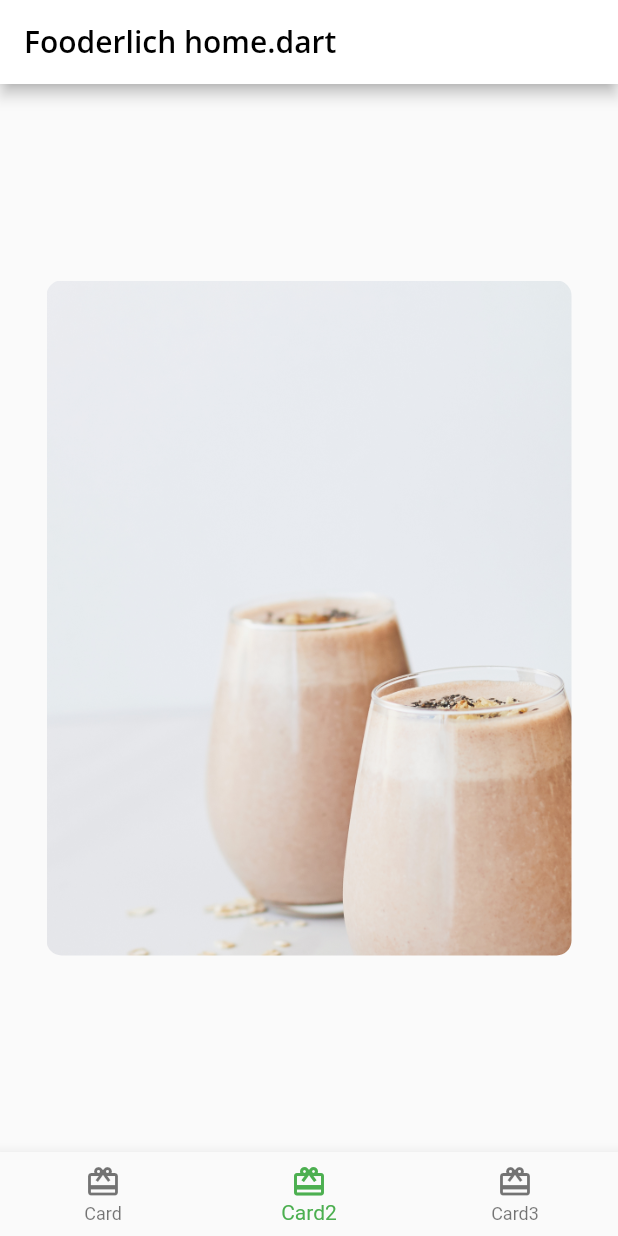
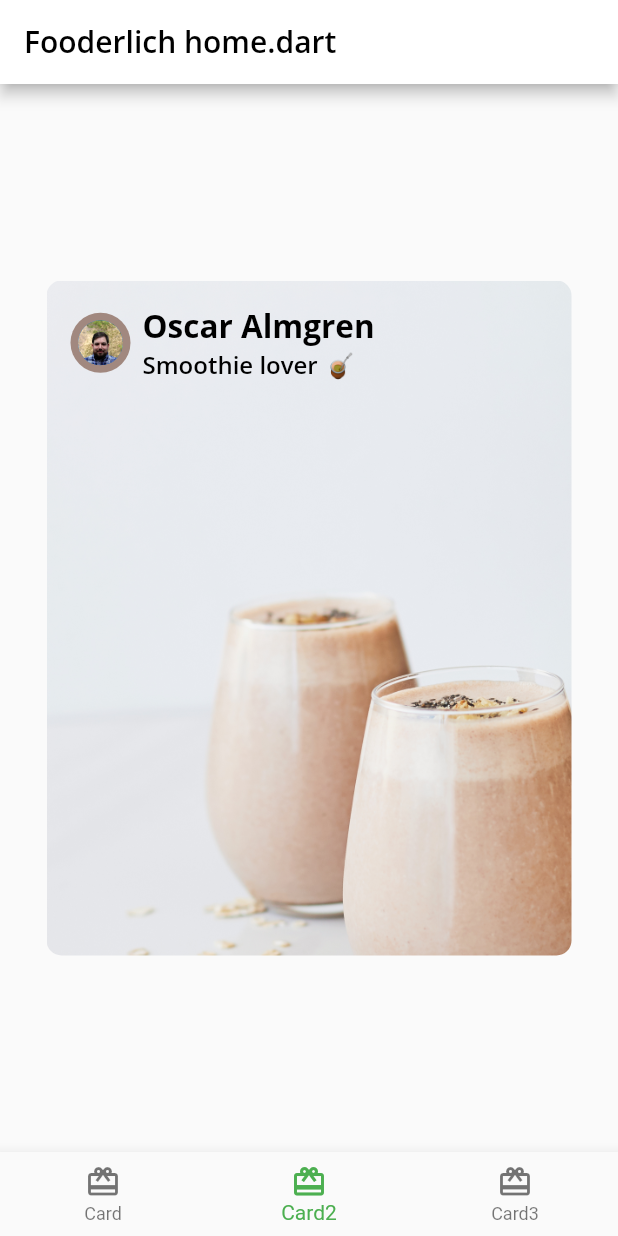
Before and after one commit to OscarAlmgren/apprentice_flutter, a Flutter app: the screen it shows after launch, item 2 of the bottom bar chosen, on a phone screen of 412 x 824 dp. Run offline on Flutter 3.47's test engine with Material 2 defaults, Android fonts, the light colour scheme and no system bars; our stand-ins replace google_fonts.

Commit message:
use AuthorCard on Card2 with input params

```diff
--- a/lib/card2.dart
+++ b/lib/card2.dart
@@ -1,3 +1,4 @@
+import 'package:apprentice_flutter/author_card.dart';
 import 'package:flutter/material.dart';
 
 class Card2 extends StatelessWidget {
@@ -21,7 +22,13 @@ class Card2 extends StatelessWidget {
           ),
         ),
         child: Column(
-          children: const [],
+          children: const [
+            AuthorCard(
+              authorName: 'Oscar Almgren',
+              title: 'Smoothie lover 🧉',
+              imageProvider: AssetImage('assets/author_katz.jpeg'),
+            )
+          ],
         ),
       ),
     );
```
